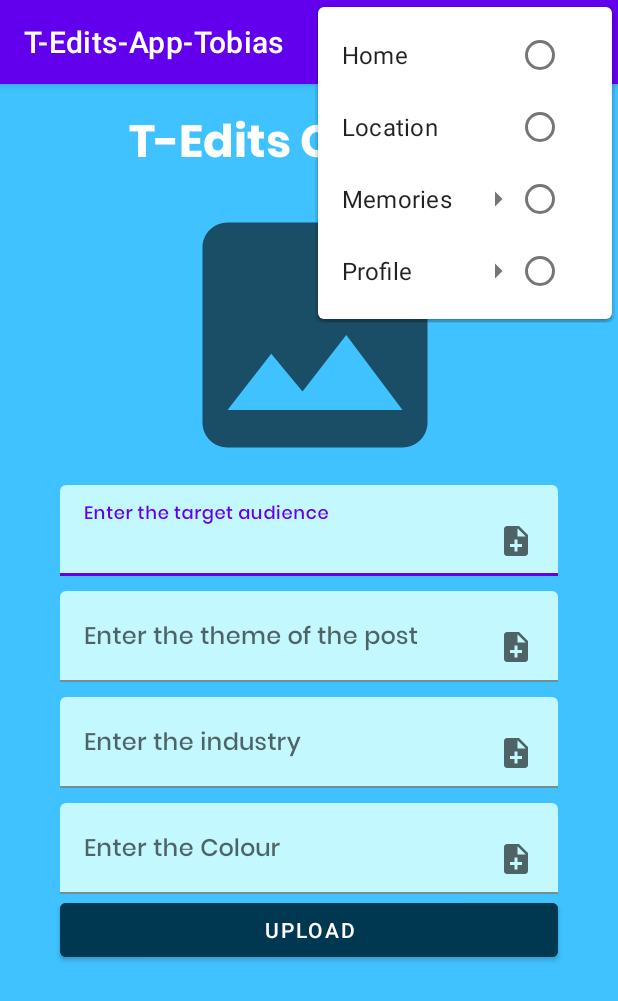
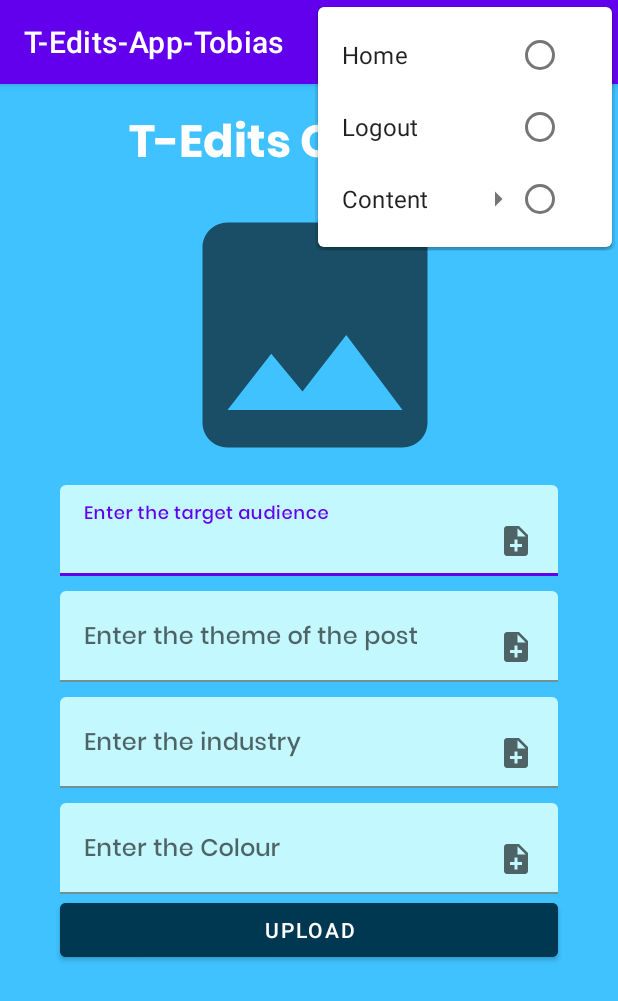
Before and after one commit to Sir-Tobias/T-Edits-App-Tobias, an Android app: the teditsContent screen opened directly, with no data from a screen before it, with the options menu open, on a phone screen of 412 x 824 dp. Shown: the top 1001 px of the screen. Run offline under Robolectric (Android 15) with nearby library versions, the phone set to English and light mode, and no system bars; our stand-ins replace Firebase (no records; nobody signed in at launch, a user with empty details on screens opened directly); Roboto replaces fonts that are not available here.

Commit message:
Created the User catalogue view and currently creating the search functionality

```diff
--- a/app/src/main/AndroidManifest.xml
+++ b/app/src/main/AndroidManifest.xml
@@ -11,6 +11,9 @@
         android:theme="@style/Theme.TEditsAppTobias">
         <activity
             android:name=".teditsCatalogue"
+            android:exported="true" />
+        <activity
+            android:name=".teditsUserCatalogue"
             android:exported="true" />
         <activity
             android:name=".teditsContent"
--- a/app/src/main/res/drawable-v24/ic_search.xml
+++ b/app/src/main/res/drawable-v24/ic_search.xml
@@ -4,6 +4,6 @@
     android:viewportWidth="24"
     android:viewportHeight="24">
   <path
-      android:fillColor="@color/orange"
+      android:fillColor="@color/dark_blue"
       android:pathData="M15.5,14h-0.79l-0.28,-0.27C15.41,12.59 16,11.11 16,9.5 16,5.91 13.09,3 9.5,3S3,5.91 3,9.5 5.91,16 9.5,16c1.61,0 3.09,-0.59 4.23,-1.57l0.27,0.28v0.79l5,4.99L20.49,19l-4.99,-5zM9.5,14C7.01,14 5,11.99 5,9.5S7.01,5 9.5,5 14,7.01 14,9.5 11.99,14 9.5,14z"/>
 </vector>
--- a/app/src/main/res/menu/menu.xml
+++ b/app/src/main/res/menu/menu.xml
@@ -8,39 +8,27 @@
             android:title="Home"
             android:icon="@drawable/ic_home"/>
         <item
-            android:id="@+id/nav_location"
-            android:title="Location"
-            android:icon="@android:drawable/ic_menu_mylocation"/>
+            android:id="@+id/nav_logout"
+            android:title="Logout" />
     </group>
     <group android:checkableBehavior="single">
-        <item android:title="Memories">
+        <item android:title="Content">
             <menu>
                 <item
-                    android:id="@+id/nav_upload_memory"
-                    android:title="Upload Memory"
+                    android:id="@+id/nav_upload_content"
+                    android:title="Upload Tedits Content"
                     android:icon="@drawable/ic_user"/>
                 <item
-                    android:id="@+id/nav_memory_gallery"
-                    android:title="View Memories"
+                    android:id="@+id/nav_content_catalogue"
+                    android:title="View Catalogue"
+                    android:icon="@drawable/ic_logout"/>
+                <item
+                    android:id="@+id/nav_user_catalogue"
+                    android:title="User Catalogue"
                     android:icon="@drawable/ic_logout"/>
             </menu>
         </item>
 
     </group>
 
-    <group android:checkableBehavior="single">
-        <item android:title="Profile">
-            <menu>
-                <item
-                    android:id="@+id/nav_edituser"
-                    android:title="Edit user"
-                    android:icon="@drawable/ic_user"/>
-                <item
-                    android:id="@+id/nav_logout"
-                    android:title="Logout"
-                    android:icon="@drawable/ic_logout"/>
-            </menu>
-        </item>
-
-    </group>
 </menu>
```
Also changed, not shown: app/src/main/java/com/example/t_edits_app_tobias/ImageUserAdapter.java (added, +54 -0 lines), app/src/main/java/com/example/t_edits_app_tobias/TContent.java (+0 -9 lines), app/src/main/java/com/example/t_edits_app_tobias/teditsCatalogue.java (+21 -0 lines), app/src/main/java/com/example/t_edits_app_tobias/teditsUser.java (+47 -0 lines), app/src/main/java/com/example/t_edits_app_tobias/teditsUserCatalogue.java (added, +146 -0 lines), app/src/main/res/layout/activity_tedits_catalogue.xml (+4 -3 lines), app/src/main/res/layout/activity_tedits_user_catalogue.xml (added, +48 -0 lines), app/src/main/res/layout/single_view2.xml (added, +22 -0 lines).
